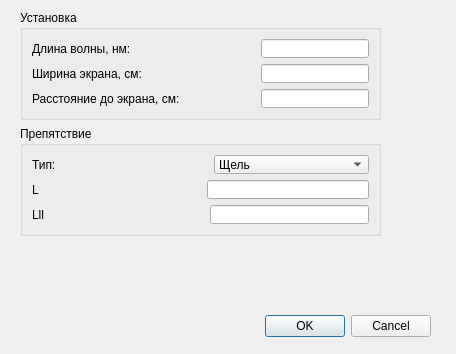
Qt form tempsetting.ui (savilova/diffraction) before a commit.
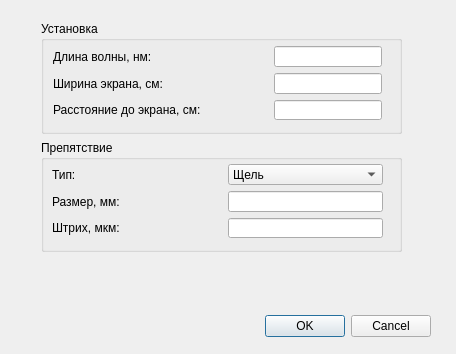
The same form after that commit.

Commit message: tempsetting window

Patch:
```diff
--- a/tempsetting.ui
+++ b/tempsetting.ui
@@ -40,7 +40,7 @@
    </property>
    <layout class="QHBoxLayout" name="horizontalLayout_3"/>
   </widget>
-  <widget class="QWidget" name="">
+  <widget class="QWidget" name="layoutWidget">
    <property name="geometry">
     <rect>
      <x>0</x>
@@ -51,7 +51,7 @@
    </property>
    <layout class="QHBoxLayout" name="horizontalLayout_4"/>
   </widget>
-  <widget class="QWidget" name="">
+  <widget class="QWidget" name="layoutWidget">
    <property name="geometry">
     <rect>
      <x>0</x>
@@ -62,7 +62,7 @@
    </property>
    <layout class="QHBoxLayout" name="horizontalLayout_5"/>
   </widget>
-  <widget class="QWidget" name="">
+  <widget class="QWidget" name="layoutWidget">
    <property name="geometry">
     <rect>
      <x>0</x>
@@ -76,25 +76,55 @@
   <widget class="QWidget" name="">
    <property name="geometry">
     <rect>
-     <x>20</x>
-     <y>10</y>
+     <x>41</x>
+     <y>21</y>
      <width>361</width>
-     <height>226</height>
+     <height>231</height>
     </rect>
    </property>
-   <layout class="QVBoxLayout" name="verticalLayout_2">
+   <layout class="QVBoxLayout" name="verticalLayout">
     <item>
      <widget class="QGroupBox" name="groupBox">
       <property name="title">
        <string>Установка</string>
       </property>
-      <layout class="QHBoxLayout" name="horizontalLayout">
-       <item>
+      <widget class="QWidget" name="">
+       <property name="geometry">
+        <rect>
+         <x>12</x>
+         <y>25</y>
+         <width>329</width>
+         <height>74</height>
+        </rect>
+       </property>
         <layout class="QGridLayout" name="gridLayout">
-         <item row="0" column="5">
+        <item row="0" column="0">
+         <widget class="QLabel" name="label">
+          <property name="text">
+           <string>Длина волны, нм:</string>
+          </property>
+          <property name="buddy">
+           <cstring>lineEdit</cstring>
+          </property>
+         </widget>
+        </item>
+        <item row="0" column="1">
+         <spacer name="horizontalSpacer">
+          <property name="orientation">
+           <enum>Qt::Horizontal</enum>
+          </property>
+          <property name="sizeHint" stdset="0">
+           <size>
+            <width>48</width>
+            <height>17</height>
+           </size>
+          </property>
+         </spacer>
+        </item>
+        <item row="0" column="2">
           <widget class="QLineEdit" name="lineEdit"/>
          </item>
-         <item row="1" column="0" colspan="2">
+        <item row="1" column="0">
           <widget class="QLabel" name="label_2">
            <property name="text">
             <string>Ширина экрана, см:</string>
@@ -104,20 +134,7 @@
            </property>
           </widget>
          </item>
-         <item row="0" column="1" colspan="4">
-          <spacer name="horizontalSpacer">
-           <property name="orientation">
-            <enum>Qt::Horizontal</enum>
-           </property>
-           <property name="sizeHint" stdset="0">
-            <size>
-             <width>48</width>
-             <height>17</height>
-            </size>
-           </property>
-          </spacer>
-         </item>
-         <item row="1" column="2" colspan="3">
+        <item row="1" column="1">
           <spacer name="horizontalSpacer_2">
            <property name="orientation">
             <enum>Qt::Horizontal</enum>
@@ -130,36 +147,10 @@
            </property>
           </spacer>
          </item>
-         <item row="1" column="5">
+        <item row="1" column="2">
           <widget class="QLineEdit" name="lineEdit_2"/>
          </item>
-         <item row="3" column="4">
-          <spacer name="horizontalSpacer_3">
-           <property name="orientation">
-            <enum>Qt::Horizontal</enum>
-           </property>
-           <property name="sizeHint" stdset="0">
-            <size>
-             <width>40</width>
-             <height>20</height>
-            </size>
-           </property>
-          </spacer>
-         </item>
-         <item row="3" column="5">
-          <widget class="QLineEdit" name="lineEdit_3"/>
-         </item>
-         <item row="0" column="0">
-          <widget class="QLabel" name="label">
-           <property name="text">
-            <string>Длина волны, нм:</string>
-           </property>
-           <property name="buddy">
-            <cstring>lineEdit</cstring>
-           </property>
-          </widget>
-         </item>
-         <item row="3" column="0">
+        <item row="2" column="0">
           <widget class="QLabel" name="label_3">
            <property name="text">
             <string>Расстояние до экрана, см:</string>
@@ -169,9 +160,24 @@
            </property>
           </widget>
          </item>
-        </layout>
-       </item>
-      </layout>
+        <item row="2" column="1">
+         <spacer name="horizontalSpacer_3">
+          <property name="orientation">
+           <enum>Qt::Horizontal</enum>
+          </property>
+          <property name="sizeHint" stdset="0">
+           <size>
+            <width>40</width>
+            <height>20</height>
+           </size>
+          </property>
+         </spacer>
+        </item>
+        <item row="2" column="2">
+         <widget class="QLineEdit" name="lineEdit_3"/>
+        </item>
+       </layout>
+      </widget>
      </widget>
     </item>
     <item>
@@ -179,10 +185,17 @@
       <property name="title">
        <string>Препятствие</string>
       </property>
-      <layout class="QVBoxLayout" name="verticalLayout">
-       <item>
-        <layout class="QHBoxLayout" name="horizontalLayout_8">
-         <item>
+      <widget class="QWidget" name="">
+       <property name="geometry">
+        <rect>
+         <x>11</x>
+         <y>24</y>
+         <width>331</width>
+         <height>74</height>
+        </rect>
+       </property>
+       <layout class="QGridLayout" name="gridLayout_2">
+        <item row="0" column="0">
           <widget class="QLabel" name="label_5">
            <property name="text">
             <string>Тип:</string>
@@ -192,7 +205,7 @@
            </property>
           </widget>
          </item>
-         <item>
+        <item row="0" column="1">
           <spacer name="horizontalSpacer_6">
            <property name="orientation">
             <enum>Qt::Horizontal</enum>
@@ -205,7 +218,7 @@
            </property>
           </spacer>
          </item>
-         <item>
+        <item row="0" column="2">
           <widget class="QComboBox" name="comboBox">
            <item>
             <property name="text">
@@ -234,21 +247,17 @@
            </item>
           </widget>
          </item>
-        </layout>
-       </item>
-       <item>
-        <layout class="QHBoxLayout" name="horizontalLayout_2">
-         <item>
+        <item row="1" column="0">
           <widget class="QLabel" name="label_7">
            <property name="text">
-            <string>L</string>
+           <string>Размер, мм:</string>
            </property>
            <property name="buddy">
             <cstring>lineEdit_5</cstring>
            </property>
           </widget>
          </item>
-         <item>
+        <item row="1" column="1">
           <spacer name="horizontalSpacer_4">
            <property name="orientation">
             <enum>Qt::Horizontal</enum>
@@ -261,24 +270,20 @@
            </property>
           </spacer>
          </item>
-         <item>
+        <item row="1" column="2">
           <widget class="QLineEdit" name="lineEdit_5"/>
          </item>
-        </layout>
-       </item>
-       <item>
-        <layout class="QHBoxLayout" name="horizontalLayout_6">
-         <item>
+        <item row="2" column="0">
           <widget class="QLabel" name="label_8">
            <property name="text">
-            <string>Lll</string>
+           <string>Штрих, мкм:</string>
            </property>
            <property name="buddy">
             <cstring>lineEdit_6</cstring>
            </property>
           </widget>
          </item>
-         <item>
+        <item row="2" column="1">
           <spacer name="horizontalSpacer_5">
            <property name="orientation">
             <enum>Qt::Horizontal</enum>
@@ -291,23 +296,12 @@
            </property>
           </spacer>
          </item>
-         <item>
+        <item row="2" column="2">
           <widget class="QLineEdit" name="lineEdit_6"/>
          </item>
         </layout>
-       </item>
-      </layout>
-      <zorder>comboBox</zorder>
-      <zorder>lineEdit_5</zorder>
-      <zorder>lineEdit_6</zorder>
-      <zorder>label_7</zorder>
-      <zorder>label_8</zorder>
-      <zorder>horizontalSpacer_4</zorder>
-      <zorder>horizontalSpacer_5</zorder>
-      <zorder>label_5</zorder>
-      <zorder>horizontalSpacer_6</zorder>
-      <zorder>comboBox</zorder>
-     </widget>
+      </widget>
+     </widget>
     </item>
    </layout>
   </widget>
```
Left out of the diff: 20 changed lines with no effect on the pictures. Lines whose indentation alone changed are shown as unchanged.
